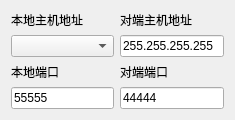
The window that src/UdpClient/UdpSAKIODeviceControler.ui (x-tools-author/x-tools) describes before a commit, drawn with Qt 5.
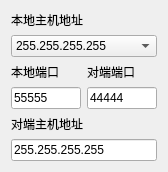
The same window after the commit.

What changed in the file:
```diff
--- a/src/UdpClient/UdpSAKIODeviceControler.ui
+++ b/src/UdpClient/UdpSAKIODeviceControler.ui
@@ -6,8 +6,8 @@
    <rect>
     <x>0</x>
     <y>0</y>
-    <width>235</width>
-    <height>100</height>
+    <width>168</width>
+    <height>144</height>
    </rect>
   </property>
   <property name="minimumSize">
@@ -60,24 +60,30 @@
      </property>
     </widget>
    </item>
-   <item row="0" column="0">
+   <item row="1" column="0" colspan="2">
+    <widget class="QComboBox" name="comboBoxHostAddress">
+     <item>
+      <property name="text">
+       <string>255.255.255.255</string>
+      </property>
+     </item>
+    </widget>
+   </item>
+   <item row="0" column="0" colspan="2">
     <widget class="QLabel" name="label">
      <property name="text">
       <string>本地主机地址</string>
      </property>
     </widget>
    </item>
-   <item row="1" column="0">
-    <widget class="QComboBox" name="comboBoxHostAddress"/>
-   </item>
-   <item row="0" column="1">
+   <item row="4" column="0" colspan="2">
     <widget class="QLabel" name="label_3">
      <property name="text">
       <string>对端主机地址</string>
      </property>
     </widget>
    </item>
-   <item row="1" column="1">
+   <item row="5" column="0" colspan="2">
     <widget class="QLineEdit" name="lineEditPeerHostAddress">
      <property name="sizePolicy">
       <sizepolicy hsizetype="Preferred" vsizetype="Fixed">
```
Left out of the diff: 40 changed lines with no effect on the pictures.
